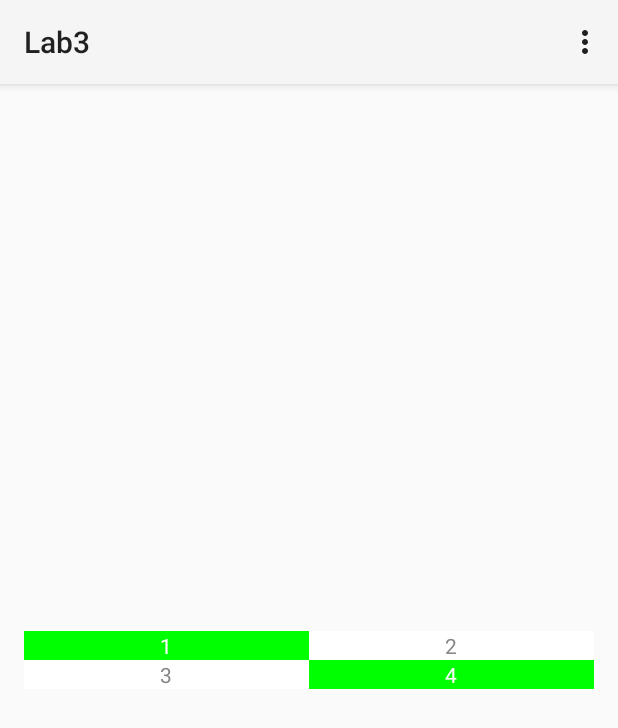
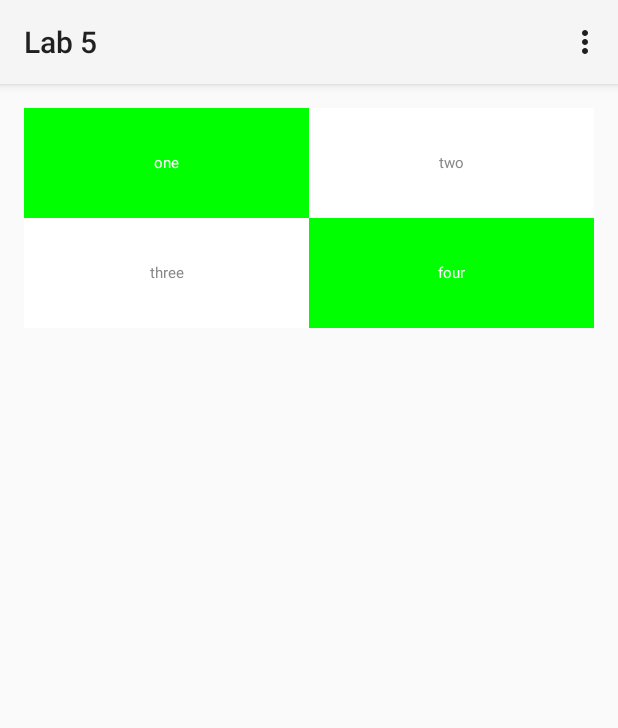
Before and after one commit to samuelcouch/cis-3515, an Android app: the screen it shows after launch (MainActivity), after a tap on "GO!", on a phone screen of 412 x 824 dp. Shown: the top 728 px of the screen. Run offline under Robolectric (Android 15) with nearby library versions, the light colour scheme and no system bars.

```diff
--- a/lab-3/app/src/main/AndroidManifest.xml
+++ b/lab-3/app/src/main/AndroidManifest.xml
@@ -4,7 +4,7 @@
 
     <application
         android:allowBackup="true"
-        android:icon="@drawable/ic_launcher"
+        android:icon="@mipmap/ic_launcher"
         android:label="@string/app_name"
         android:theme="@style/AppTheme" >
         <activity
--- a/lab-3/app/src/main/java/edu/temple/checkerboard/CustomAdapterClass.java
+++ b/lab-3/app/src/main/java/edu/temple/checkerboard/CustomAdapterClass.java
@@ -15,14 +15,16 @@ import java.util.List;
 public class CustomAdapterClass extends BaseAdapter {
     private int cap = 0;
     private Context context;
+    String[] numbers;
 
     private int counter = 0;
     private boolean color_flag = true; // when true, first element gets colored, when false, second element
 
     private ArrayList<TextView> list = new ArrayList<TextView>();
-    public CustomAdapterClass(int n, Context context) {
+    public CustomAdapterClass(int n, Context context, String[] numbers) {
         cap = n;
         this.context = context;
+        this.numbers = numbers;
     }
 
     @Override
@@ -45,7 +47,11 @@ public class CustomAdapterClass extends BaseAdapter {
 
 
         TextView text = new TextView(context);
-        text.setText(String.valueOf(position+1));
+        text.setText(numbers[position]);
+        text.setGravity(Gravity.CENTER);
+        text.setTextSize(10);
+        text.setMinHeight(110);
+        text.setPadding(2, 2, 2, 2);
 
         if (color_flag) {
             if ((position % 2 == 0)) {
@@ -85,7 +91,7 @@ public class CustomAdapterClass extends BaseAdapter {
             color_flag = !color_flag;
             counter =0;
         }
-        text.setGravity(Gravity.CENTER);
+
         return text;
     }
 }
--- a/lab-3/app/src/main/java/edu/temple/checkerboard/myFragment2.java
+++ b/lab-3/app/src/main/java/edu/temple/checkerboard/myFragment2.java
@@ -19,6 +19,7 @@ public class myFragment2 extends Fragment {
     private String mParam2;
     private GridView gridView;
     private OnFragmentInteractionListener mListener;
+    String[] numbers;
 
 
     // TODO: Rename and change types and number of parameters
@@ -36,6 +37,7 @@ public class myFragment2 extends Fragment {
         // Inflate the layout for this fragment
         View v = inflater.inflate(R.layout.fragment_my_fragment2, container, false);
         gridView = (GridView)v.findViewById(R.id.myGridView);
+        numbers = getActivity().getResources().getStringArray(R.array.numbers);
 
         return v;
     }
@@ -46,7 +48,7 @@ public class myFragment2 extends Fragment {
         Bundle args = getArguments();
         if (args != null) {
             int n = args.getInt("num");
-            gridView.setAdapter(new CustomAdapterClass(n * n, getActivity()));
+            gridView.setAdapter(new CustomAdapterClass(n * n, getActivity(), this.numbers));
             gridView.setNumColumns(n);
         }
 
@@ -55,7 +57,7 @@ public class myFragment2 extends Fragment {
 
     public void newNumber(int n){
 
-        gridView.setAdapter(new CustomAdapterClass(n * n, getActivity()));
+        gridView.setAdapter(new CustomAdapterClass(n * n, getActivity(), this.numbers));
         gridView.setNumColumns(n);
     }
     /*@Override
--- a/lab-3/app/src/main/res/layout/fragment_my_fragment1.xml
+++ b/lab-3/app/src/main/res/layout/fragment_my_fragment1.xml
@@ -13,7 +13,7 @@
     <Button
         android:layout_width="wrap_content"
         android:layout_height="wrap_content"
-        android:text="Go!"
+        android:text="@string/display_button"
         android:id="@+id/myButton"
         android:layout_gravity="right|top" />
 </FrameLayout>
--- a/lab-3/app/src/main/res/layout/fragment_my_fragment2.xml
+++ b/lab-3/app/src/main/res/layout/fragment_my_fragment2.xml
@@ -5,8 +5,8 @@
     <!-- TODO: Update blank fragment layout -->
 
     <GridView
-        android:layout_width="wrap_content"
-        android:layout_height="wrap_content"
+        android:layout_width="match_parent"
+        android:layout_height="match_parent"
         android:id="@+id/myGridView"
-        android:layout_gravity="center" />
+        android:numColumns="auto_fit" />
 </FrameLayout>
--- a/lab-3/app/src/main/res/values/strings.xml
+++ b/lab-3/app/src/main/res/values/strings.xml
@@ -1,9 +1,110 @@
 <?xml version="1.0" encoding="utf-8"?>
 <resources>
+    <string name="app_name">Lab 5</string>
 
-    <string name="app_name">Lab3</string>
-    <string name="hello_world">Hello world!</string>
     <string name="action_settings">Settings</string>
-    <string name="hello_blank_fragment">Hello blank fragment</string>
+    <string name="display_button">Go!</string>
 
+    <string-array name="numbers">
+        <item>one</item>
+        <item>two</item>
+        <item>three</item>
+        <item>four</item>
+        <item>five</item>
+        <item>six</item>
+        <item>seven</item>
+        <item>eight</item>
+        <item>nine</item>
+        <item>ten</item>
+        <item>eleven</item>
+        <item>twelve</item>
+        <item>thirteen</item>
+        <item>fourteen</item>
+        <item>fifteen</item>
+        <item>sixteen</item>
+        <item>seventeen</item>
+        <item>eighteen</item>
+        <item>nineteen</item>
+        <item>twenty</item>
+        <item>twenty one</item>
+        <item>twenty two</item>
+        <item>twenty three</item>
+        <item>twenty four</item>
+        <item>twenty five</item>
+        <item>twenty six</item>
+        <item>twenty seven</item>
+        <item>twenty eight</item>
+        <item>twenty nine</item>
+        <item>thirty</item>
+        <item>thirty one</item>
+        <item>thirty two</item>
+        <item>thirty three</item>
+        <item>thirty four</item>
+        <item>thirty five</item>
+        <item>thirty six</item>
+        <item>thirty seven</item>
+        <item>thirty eight</item>
+        <item>thirty nine</item>
+        <item>forty</item>
+        <item>forty one</item>
+        <item>forty two</item>
+        <item>forty three</item>
+        <item>forty four</item>
+        <item>forty five</item>
+        <item>forty six</item>
+        <item>forty seven</item>
+        <item>forty eight</item>
+        <item>forty nine</item>
+        <item>fifty</item>
+        <item>fifty one</item>
+        <item>fifty two</item>
+        <item>fifty three</item>
+        <item>fifty four</item>
+        <item>fifty five</item>
+        <item>fifty six</item>
+        <item>fifty seven</item>
+        <item>fifty eight</item>
+        <item>fifty nine</item>
+        <item>sixty</item>
+        <item>sixty one</item>
+        <item>sixty two</item>
+        <item>sixty three</item>
+        <item>sixty four</item>
+        <item>sixty five</item>
+        <item>sixty six</item>
+        <item>sixty seven</item>
+        <item>sixty eight</item>
+        <item>sixty nine</item>
+        <item>seventy</item>
+        <item>seventy one</item>
+        <item>seventy two</item>
+        <item>seventy three</item>
+        <item>seventy four</item>
+        <item>seventy five</item>
+        <item>seventy six</item>
+        <item>seventy seven</item>
+        <item>seventy eight</item>
+        <item>seventy nine</item>
+        <item>eighty</item>
+        <item>eighty one</item>
+        <item>eighty two</item>
+        <item>eighty three</item>
+        <item>eighty four</item>
+        <item>eighty five</item>
+        <item>eighty six</item>
+        <item>eighty seven</item>
+        <item>eighty eight</item>
+        <item>eighty nine</item>
+        <item>ninety</item>
+        <item>ninety one</item>
+        <item>ninety two</item>
+        <item>ninety three</item>
+        <item>ninety four</item>
+        <item>ninety five</item>
+        <item>ninety six</item>
+        <item>ninety seven</item>
+        <item>ninety eight</item>
+        <item>ninety nine</item>
+        <item>one hundred</item>
+    </string-array>
 </resources>
```
Also changed, not shown: lab-3/app/src/main/ic_launcher-web.png (added), lab-3/app/src/main/res/mipmap-hdpi/ic_launcher.png (added), lab-3/app/src/main/res/mipmap-mdpi/ic_launcher.png (added), lab-3/app/src/main/res/mipmap-xhdpi/ic_launcher.png (added), lab-3/app/src/main/res/mipmap-xxhdpi/ic_launcher.png (added), lab-3/app/src/main/res/mipmap-xxxhdpi/ic_launcher.png (added), 4 other files.
